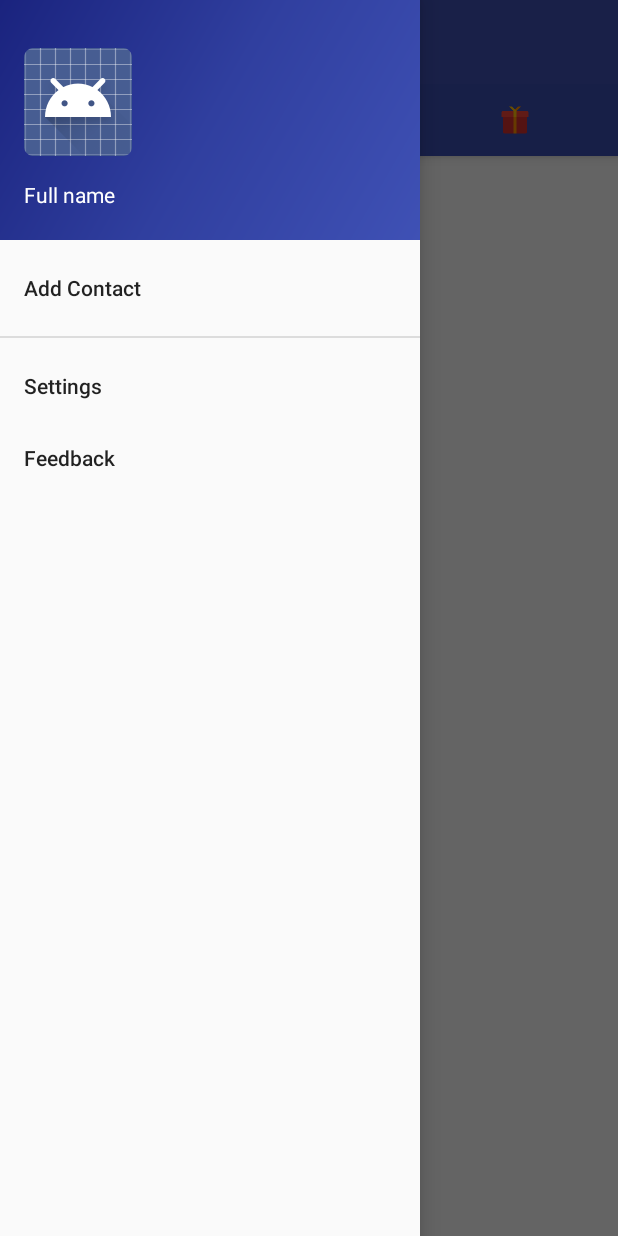
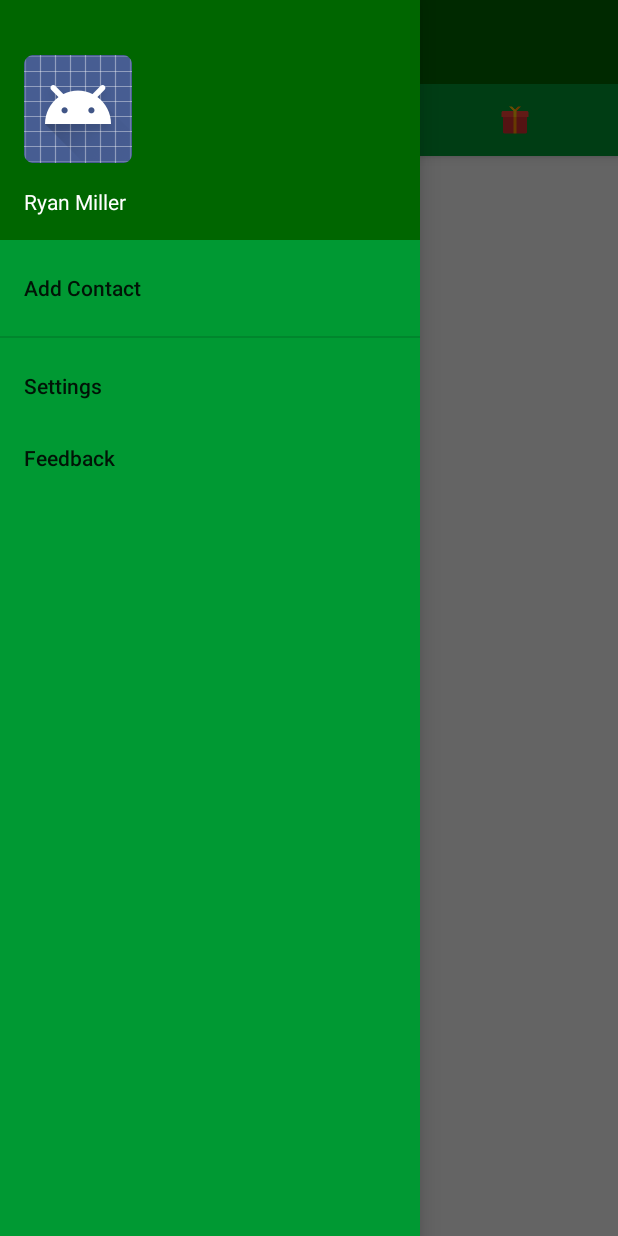
Before and after one commit to TheRyanMiller/Gift-Idea-Reminder, an Android app: the screen it shows after launch (MainActivity), with the side drawer open, on a phone screen of 412 x 824 dp. Run offline under Robolectric (Android 15) with nearby library versions, the phone set to English and light mode, and no system bars.

Commit message:
color scheme update

```diff
--- a/app/src/main/java/com/rtmillerprojects/giftideareminder/UI/MainActivity.java
+++ b/app/src/main/java/com/rtmillerprojects/giftideareminder/UI/MainActivity.java
@@ -54,7 +54,6 @@ public class MainActivity extends AppCompatActivity
         toolbar.setTitle("my Title");
         getSupportActionBar().setTitle("Toolbar Title");
         headerName = (TextView) findViewById(R.id.header_name);
-        headerNameUserName = (TextView) findViewById(R.id.header_username);
         navigationView = (NavigationView) findViewById(R.id.nav_view);
         navigationView.setNavigationItemSelectedListener(this);
 
--- a/app/src/main/res/layout/activity_main.xml
+++ b/app/src/main/res/layout/activity_main.xml
@@ -16,6 +16,7 @@
         android:layout_height="match_parent"
         android:layout_gravity="start"
         android:fitsSystemWindows="true"
+        android:background="@color/secondaryGreen"
         app:headerLayout="@layout/nav_header_main"
         app:menu="@menu/activity_main_drawer"/>
 
@@ -40,7 +41,7 @@
                     android:id="@+id/toolbar"
                     android:layout_width="match_parent"
                     android:layout_height="?attr/actionBarSize"
-                    android:background="?attr/colorPrimary"
+                    android:background="@color/primeGreen"
                     app:popupTheme="@style/AppTheme.PopupOverlay"
                     app:layout_scrollFlags="scroll|enterAlways">
                 </android.support.v7.widget.Toolbar>
@@ -53,7 +54,7 @@
                     android:layout_alignParentLeft="true"
                     android:layout_alignParentStart="true"
                     app:tabGravity="fill"
-                    android:background="#394db3" />
+                    android:background="@color/secondaryGreen" />
 
             </android.support.design.widget.AppBarLayout>>
 
--- a/app/src/main/res/layout/nav_header_main.xml
+++ b/app/src/main/res/layout/nav_header_main.xml
@@ -2,7 +2,7 @@
 <LinearLayout xmlns:android="http://schemas.android.com/apk/res/android"
               android:layout_width="match_parent"
               android:layout_height="@dimen/nav_header_height"
-              android:background="@drawable/side_nav_bar"
+              android:background="@color/primeGreen"
               android:paddingBottom="@dimen/activity_vertical_margin"
               android:paddingLeft="@dimen/activity_horizontal_margin"
               android:paddingRight="@dimen/activity_horizontal_margin"
@@ -22,18 +22,11 @@
         android:layout_width="match_parent"
         android:layout_height="wrap_content"
         android:paddingTop="@dimen/nav_header_vertical_spacing"
-        android:text="Full name"
+        android:text="Ryan Miller"
         android:textAppearance="@style/TextAppearance.AppCompat.Body1"
         android:id="@+id/header_name"
         android:textColor="#FFFFFF"
         />
 
-    <TextView
-        android:layout_width="wrap_content"
-        android:layout_height="wrap_content"
-        android:text="\@username"
-        android:id="@+id/header_username"
-        android:textColor="#FFFFFF"
-        />
 
 </LinearLayout>
--- a/app/src/main/res/values/colors.xml
+++ b/app/src/main/res/values/colors.xml
@@ -5,5 +5,7 @@
     <color name="colorAccent">#FF5722</color>
     <color name="primaryText">#212121</color>
     <color name="secondaryText">#727272</color>
+    <color name="primeGreen">#006600</color>
+    <color name="secondaryGreen">#009933</color>
 
 </resources>
--- a/app/src/main/res/values/styles.xml
+++ b/app/src/main/res/values/styles.xml
@@ -3,8 +3,8 @@
     <!-- Base application theme. -->
     <style name="AppTheme" parent="Theme.AppCompat.Light.DarkActionBar">
         <!-- Customize your theme here. -->
-        <item name="colorPrimary">@color/colorPrimary</item>
-        <item name="colorPrimaryDark">@color/colorPrimaryDark</item>
+        <item name="colorPrimary">@color/secondaryGreen</item>
+        <item name="colorPrimaryDark">@color/primeGreen</item>
         <item name="colorAccent">@color/colorAccent</item>
         <item name="android:textColor">@color/primaryText</item>
     </style>
```
